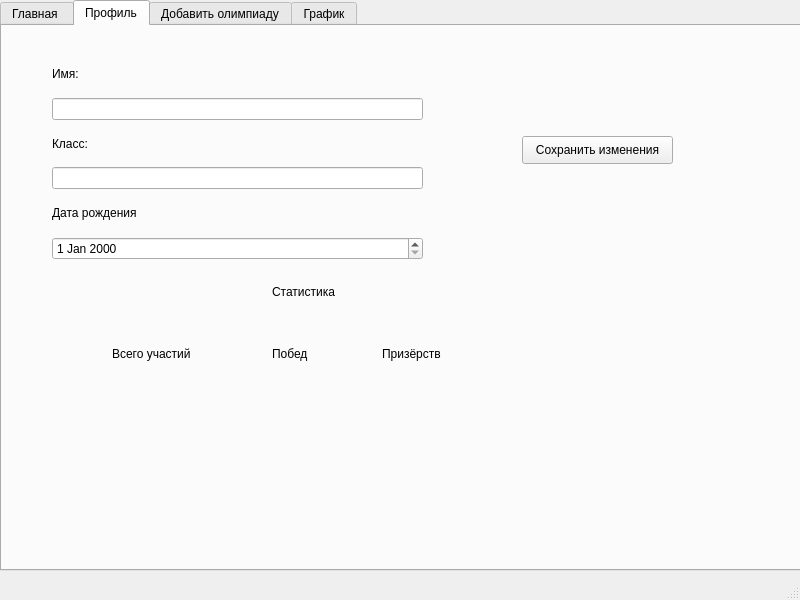
Above: mainDis.ui from Karaseyka/olimpSchedule before the change. Below: the same form after it.
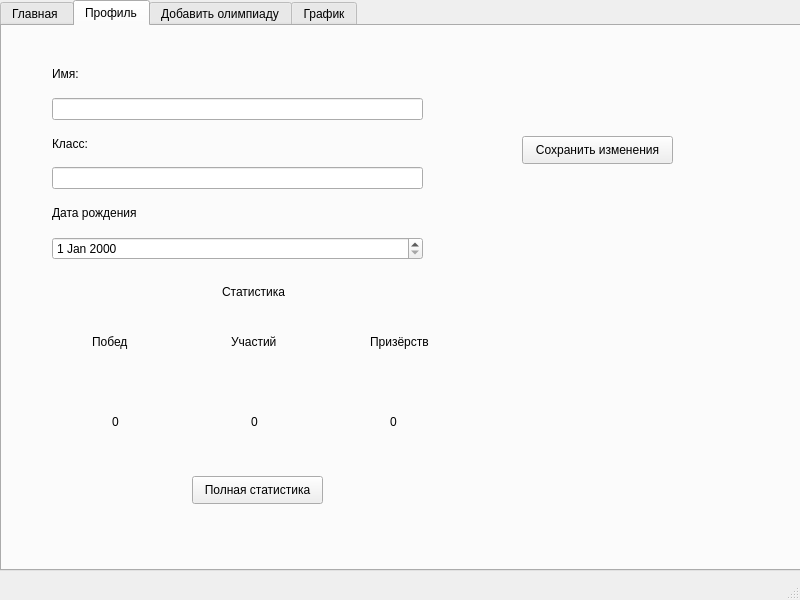
That is the form after the change. The open tabs and pages were chosen to show the change.

```diff
--- a/mainDis.ui
+++ b/mainDis.ui
@@ -187,7 +187,7 @@
      <widget class="QLabel" name="label_9">
       <property name="geometry">
        <rect>
-        <x>270</x>
+        <x>220</x>
         <y>250</y>
         <width>131</width>
         <height>31</height>
@@ -197,45 +197,6 @@
        <string>Статистика</string>
       </property>
      </widget>
-     <widget class="QLabel" name="label_10">
-      <property name="geometry">
-       <rect>
-        <x>110</x>
-        <y>320</y>
-        <width>91</width>
-        <height>16</height>
-       </rect>
-      </property>
-      <property name="text">
-       <string>Всего участий</string>
-      </property>
-     </widget>
-     <widget class="QLabel" name="label_11">
-      <property name="geometry">
-       <rect>
-        <x>270</x>
-        <y>320</y>
-        <width>55</width>
-        <height>16</height>
-       </rect>
-      </property>
-      <property name="text">
-       <string>Побед</string>
-      </property>
-     </widget>
-     <widget class="QLabel" name="label_12">
-      <property name="geometry">
-       <rect>
-        <x>380</x>
-        <y>320</y>
-        <width>71</width>
-        <height>16</height>
-       </rect>
-      </property>
-      <property name="text">
-       <string>Призёрств</string>
-      </property>
-     </widget>
      <widget class="QPushButton" name="savech">
       <property name="geometry">
        <rect>
@@ -249,6 +210,85 @@
        <string>Сохранить изменения</string>
       </property>
      </widget>
+     <widget class="QWidget" name="horizontalLayoutWidget">
+      <property name="geometry">
+       <rect>
+        <x>90</x>
+        <y>280</y>
+        <width>411</width>
+        <height>71</height>
+       </rect>
+      </property>
+      <layout class="QHBoxLayout" name="horizontalLayout">
+       <item>
+        <widget class="QLabel" name="label_11">
+         <property name="text">
+          <string>Побед</string>
+         </property>
+        </widget>
+       </item>
+       <item>
+        <widget class="QLabel" name="label_10">
+         <property name="text">
+          <string>Участий</string>
+         </property>
+        </widget>
+       </item>
+       <item>
+        <widget class="QLabel" name="label_12">
+         <property name="text">
+          <string>Призёрств</string>
+         </property>
+        </widget>
+       </item>
+      </layout>
+     </widget>
+     <widget class="QWidget" name="horizontalLayoutWidget_2">
+      <property name="geometry">
+       <rect>
+        <x>110</x>
+        <y>350</y>
+        <width>411</width>
+        <height>91</height>
+       </rect>
+      </property>
+      <layout class="QHBoxLayout" name="horizontalLayout_2">
+       <item>
+        <widget class="QLabel" name="winLab">
+         <property name="text">
+          <string>0</string>
+         </property>
+        </widget>
+       </item>
+       <item>
+        <widget class="QLabel" name="uchLab">
+         <property name="text">
+          <string>0</string>
+         </property>
+        </widget>
+       </item>
+       <item>
+        <widget class="QLabel" name="prizeLab">
+         <property name="text">
+          <string>0</string>
+         </property>
+        </widget>
+       </item>
+      </layout>
+     </widget>
+     <widget class="QPushButton" name="all_static">
+      <property name="geometry">
+       <rect>
+        <x>190</x>
+        <y>450</y>
+        <width>131</width>
+        <height>28</height>
+       </rect>
+      </property>
+      <property name="text">
+       <string>Полная статистика</string>
+      </property>
+     </widget>
     </widget>
     <widget class="QWidget" name="tab_3">
      <attribute name="title">
```
Left out of the diff: 10 changed lines with no effect on the pictures.
